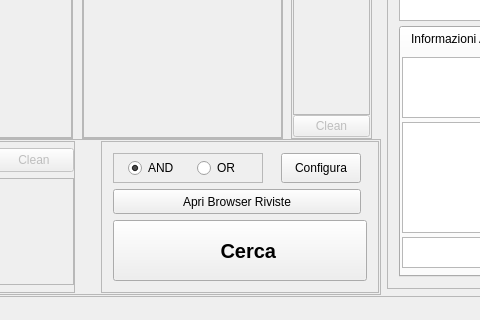
First picture: the form in lescienze500.ui, repository simon-r/LeScienze500, before the edit; both pictures show x 188 to 668 and y 421 to 741 of the 1098 by 741 pixel window.
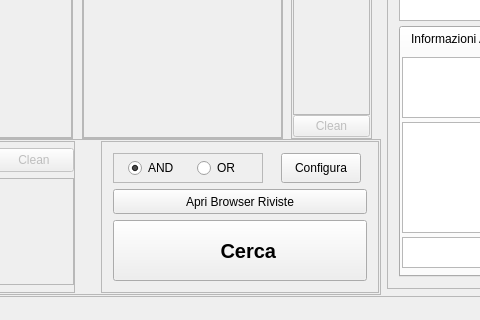
Second picture: the form after the edit. Icons and pictures are not drawn.

```diff
--- a/lescienze500.ui
+++ b/lescienze500.ui
@@ -1393,7 +1393,7 @@
                    </property>
                   </widget>
                  </item>
-                 <item row="4" column="0" colspan="4">
+                 <item row="4" column="0" colspan="5">
                   <widget class="QPushButton" name="ApriBrowserCopertine">
                    <property name="minimumSize">
                     <size>
```
